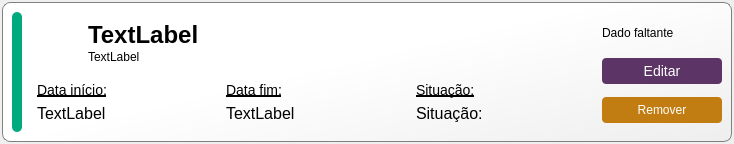
The window that Design/UI/itemResumoCNIS.ui (newprev/PrevCliente) describes before a commit, drawn with Qt 5.
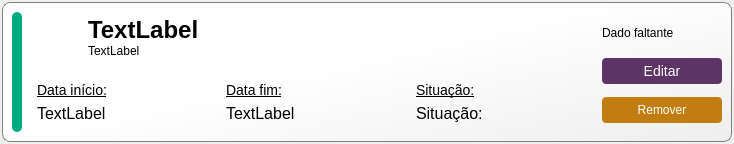
The same window after the commit. Icons and pictures are not drawn.

The edit to the form file:
```diff
--- a/Design/UI/itemResumoCNIS.ui
+++ b/Design/UI/itemResumoCNIS.ui
@@ -144,7 +144,7 @@
      <property name="maximumSize">
       <size>
        <width>16777215</width>
-       <height>140</height>
+       <height>160</height>
       </size>
      </property>
      <property name="frameShape">
@@ -199,7 +199,7 @@
            <property name="maximumSize">
             <size>
              <width>16777215</width>
-             <height>60</height>
+             <height>90</height>
             </size>
            </property>
            <property name="frameShape">
@@ -224,8 +224,14 @@
             <property name="bottomMargin">
              <number>0</number>
             </property>
-            <item>
+            <item alignment="Qt::AlignTop">
              <widget class="QFrame" name="frIcone">
+              <property name="minimumSize">
+               <size>
+                <width>40</width>
+                <height>40</height>
+               </size>
+              </property>
               <property name="maximumSize">
                <size>
                 <width>40</width>
@@ -250,32 +256,32 @@
               </property>
               <layout class="QVBoxLayout" name="verticalLayout_3">
                <property name="spacing">
-                <number>4</number>
+                <number>0</number>
                </property>
                <property name="leftMargin">
                 <number>8</number>
                </property>
                <property name="topMargin">
-                <number>8</number>
+                <number>4</number>
                </property>
                <property name="rightMargin">
                 <number>0</number>
                </property>
                <property name="bottomMargin">
-                <number>8</number>
+                <number>4</number>
                </property>
                <item>
                 <widget class="QLabel" name="lbCdEmp">
                  <property name="minimumSize">
                   <size>
                    <width>0</width>
-                   <height>30</height>
+                   <height>0</height>
                   </size>
                  </property>
                  <property name="maximumSize">
                   <size>
                    <width>16777215</width>
-                   <height>60</height>
+                   <height>100</height>
                   </size>
                  </property>
                  <property name="text">
@@ -286,7 +292,7 @@
                  </property>
                 </widget>
                </item>
-               <item>
+               <item alignment="Qt::AlignTop">
                 <widget class="QLabel" name="lbCNPJouNB">
                  <property name="text">
                   <string>TextLabel</string>
@@ -296,6 +302,19 @@
                  </property>
                 </widget>
                </item>
+               <item>
+                <spacer name="verticalSpacer">
+                 <property name="orientation">
+                  <enum>Qt::Vertical</enum>
+                 </property>
+                 <property name="sizeHint" stdset="0">
+                  <size>
+                   <width>20</width>
+                   <height>40</height>
+                  </size>
+                 </property>
+                </spacer>
+               </item>
               </layout>
              </widget>
             </item>
```
Left out of the diff: 10 changed lines with no effect on the pictures.
